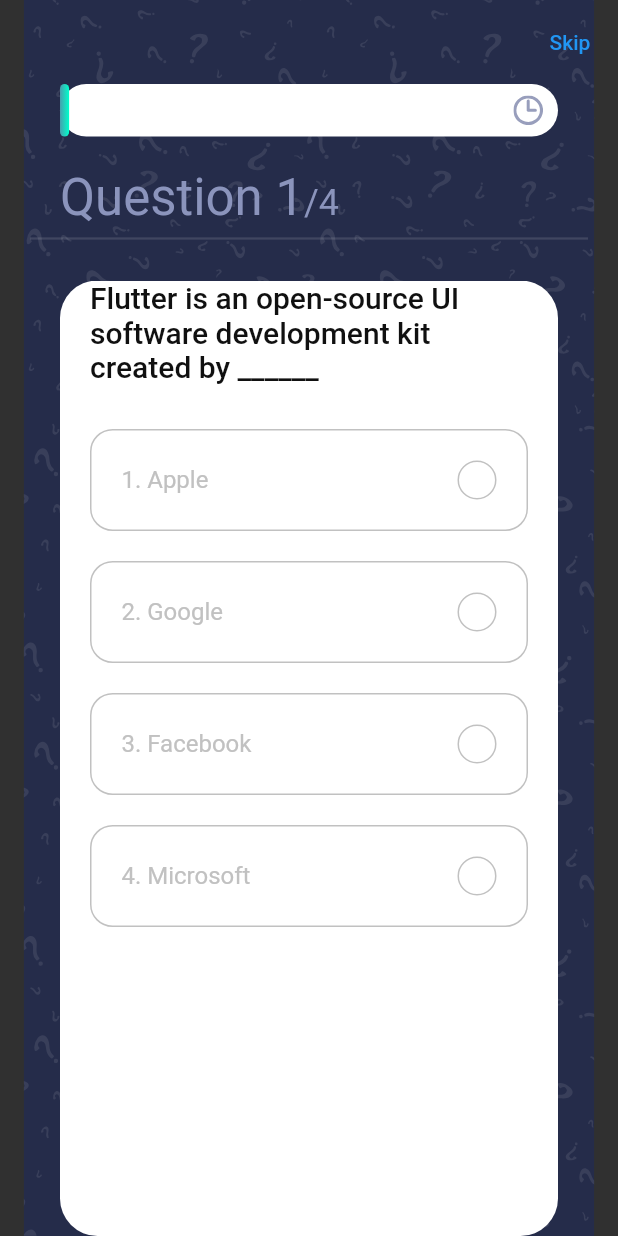
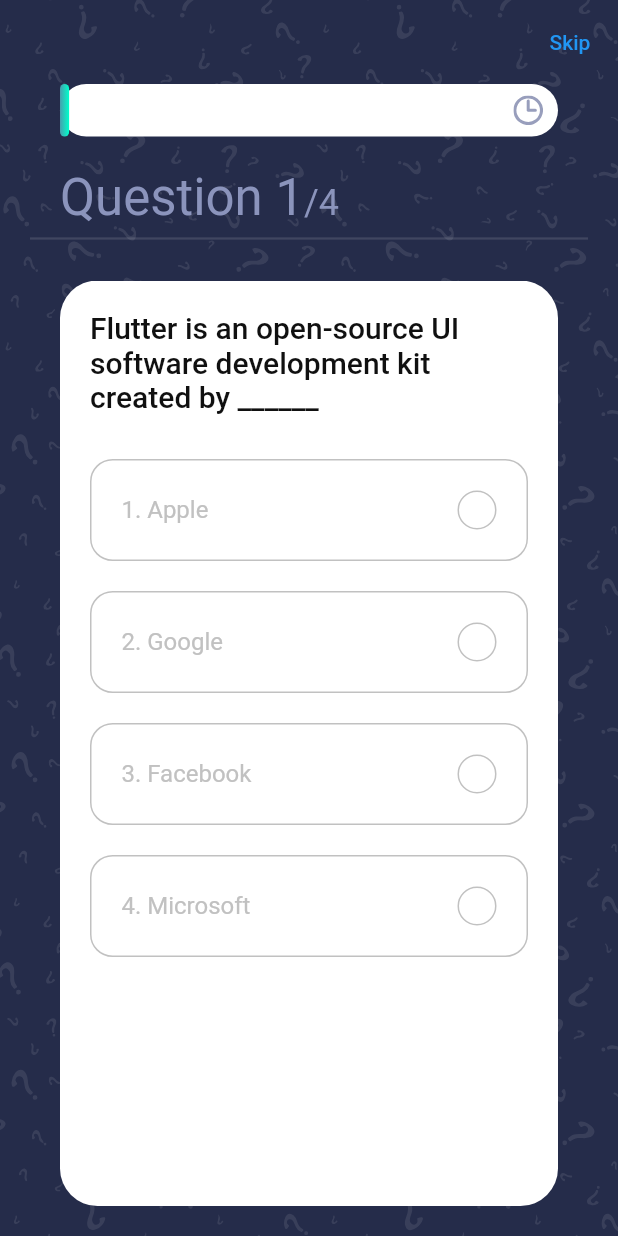
Before and after one commit to MoFares7/who-well-done, a Flutter app: the screen it shows after launch, after a tap on "Lets Start Game", on a phone screen of 412 x 824 dp. Run offline on Flutter 3.47's test engine with Material 2 defaults, Android fonts, the light colour scheme and no system bars; our stand-ins replace flutter_svg, get, google_fonts, websafe_svg.

```diff
--- a/lib/views/screens/quiz/components/main_body_questions.dart
+++ b/lib/views/screens/quiz/components/main_body_questions.dart
@@ -18,7 +18,8 @@
     QuestionController questionController = Get.put(QuestionController());
     return Stack(
       children: [
-        WebsafeSvg.asset('assets/icons/bg.svg', width: double.infinity),
+        WebsafeSvg.asset('assets/icons/bg.svg',
+            fit: BoxFit.cover, width: double.maxFinite),
         SafeArea(
           child: Padding(
             padding: const EdgeInsets.symmetric(horizontal: kDefaultPadding),
--- a/lib/views/screens/quiz/components/question_card.dart
+++ b/lib/views/screens/quiz/components/question_card.dart
@@ -17,9 +17,12 @@
   @override
   Widget build(BuildContext context) {
     QuestionController questionController = Get.put(QuestionController());
-    return Container(
+    return Padding(
+      padding: const EdgeInsets.only(bottom: kDefaultPadding),
+      child: Container(
         margin: const EdgeInsets.symmetric(horizontal: kDefaultPadding),
-      padding: const EdgeInsets.symmetric(horizontal: kDefaultPadding),
+        padding: const EdgeInsets.symmetric(
+            horizontal: kDefaultPadding, vertical: kDefaultPadding),
         decoration: BoxDecoration(
             borderRadius: BorderRadius.circular(25), color: Colors.white),
         child: Column(
@@ -42,6 +45,7 @@
                     press: () =>
                         questionController.checkFromAns(question, index)))
           ],
+        ),
       ),
     );
   }
--- a/lib/views/screens/result/result_screen.dart
+++ b/lib/views/screens/result/result_screen.dart
@@ -16,12 +16,13 @@
       body: Stack(
         fit: StackFit.expand,
         children: [
-          SvgPicture.asset("assets/icons/bg.svg", fit: BoxFit.fill),
+          SvgPicture.asset("assets/icons/bg.svg",
+              fit: BoxFit.fill, width: double.maxFinite),
           Column(
             children: [
               const Spacer(flex: 3),
               Text(
-                "Score",
+                "Your Score",
                 style: Theme.of(context)
                     .textTheme
                     .headline3
--- a/lib/views/screens/welcom_screen/welcome_screen.dart
+++ b/lib/views/screens/welcom_screen/welcome_screen.dart
@@ -13,7 +13,8 @@
     return Scaffold(
       body: Stack(
         children: [
-          WebsafeSvg.asset('assets/icons/bg.svg'),
+          WebsafeSvg.asset('assets/icons/bg.svg',
+              fit: BoxFit.cover, width: double.maxFinite),
           SafeArea(
             child: Padding(
               padding: const EdgeInsets.symmetric(horizontal: kDefaultPadding),
@@ -29,7 +30,7 @@
                         color: Colors.white, fontWeight: FontWeight.bold),
                   ),
                   const Text("Enter your informations below"),
-                  const Spacer(), // 1/6
+                  const Spacer(),
                   const TextField(
                     decoration: InputDecoration(
                       filled: true,
--- a/pubspec.yaml
+++ b/pubspec.yaml
@@ -42,6 +42,7 @@
   get: ^4.6.5
   websafe_svg: ^2.1.2+4
   flutter_svg: ^1.1.5
+  google_fonts: ^3.0.1
 
   # The "flutter_lints" package below contains a set of recommended lints to
   # encourage good coding practices. The lint set provided by the package is
```
Also changed, not shown: lib/config/theme.dart (added, +92 -0 lines), pubspec.lock. Lines whose indentation alone changed are shown as unchanged.
